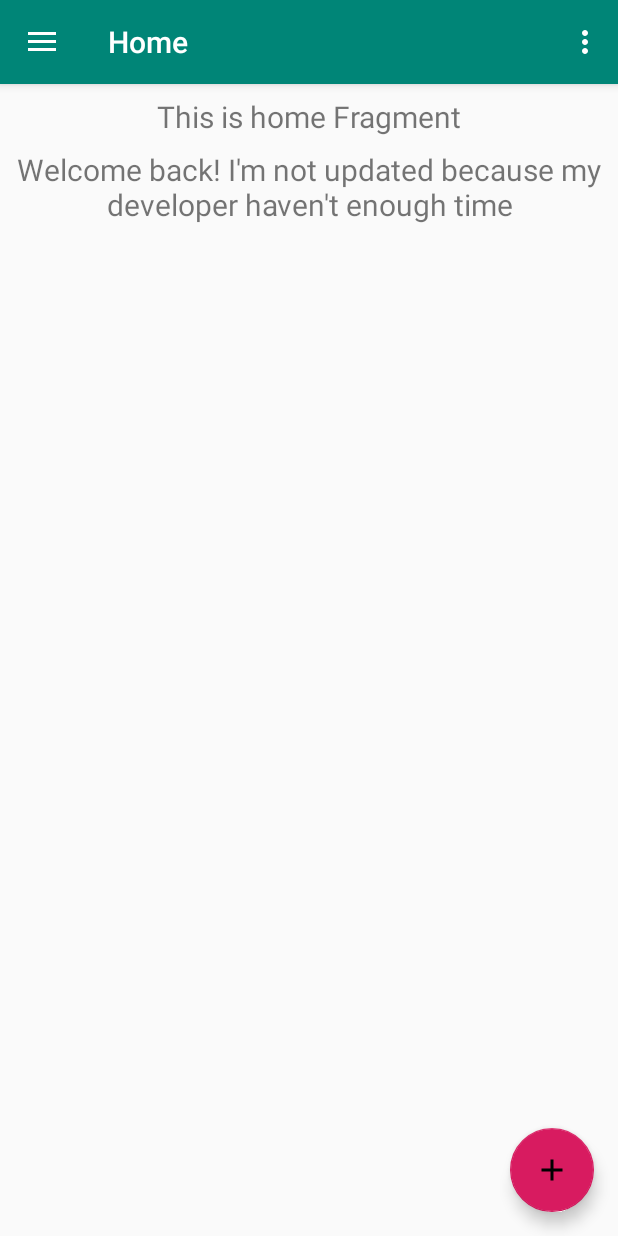
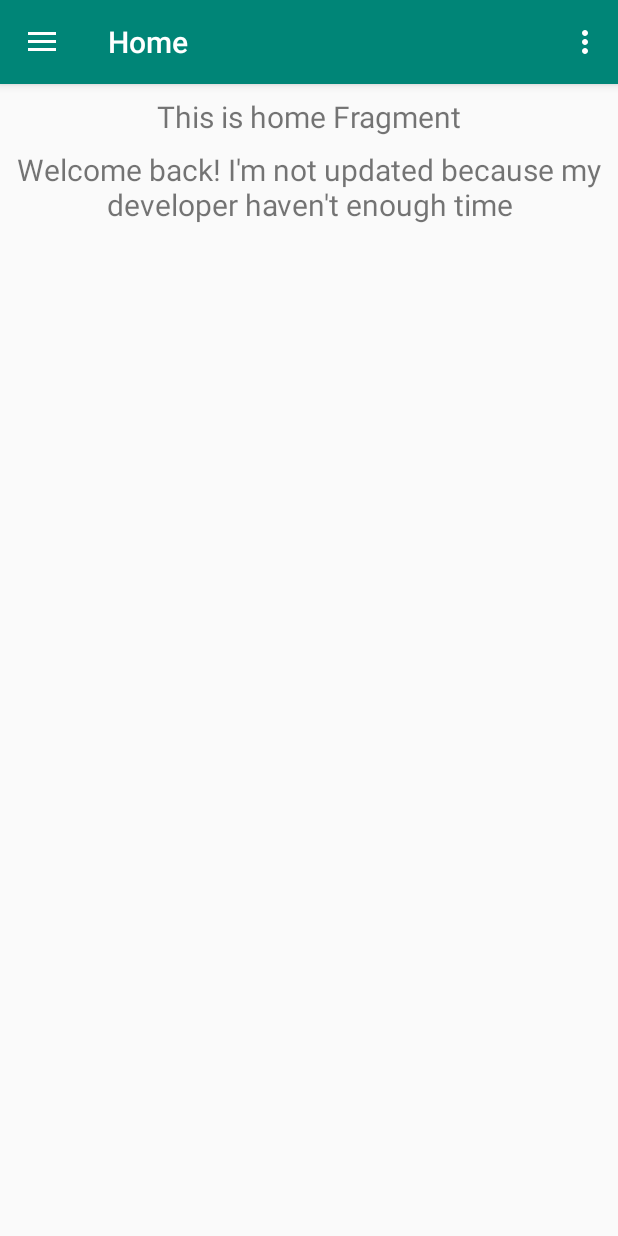
Before and after one commit to Daniele-Tentoni/FowCube, an Android app: the screen it shows after launch (MainActivity), on a phone screen of 412 x 824 dp. Run offline under Robolectric (Android 15) with nearby library versions, the phone set to English and light mode, and no system bars; our stand-ins replace navigation-ui.

Commit message:
Introduction of Dialog for new collection.

```diff
--- a/Android/app/src/main/java/it/danieletentoni/fowcube/FowCubeDatabase.kt
+++ b/Android/app/src/main/java/it/danieletentoni/fowcube/FowCubeDatabase.kt
@@ -22,7 +22,8 @@ abstract class FowCubeDatabase : RoomDatabase() {
         private val scope: CoroutineScope
     ) : RoomDatabase.Callback() {
 
-        override fun onOpen(db: SupportSQLiteDatabase) {
+        override fun onCreate(db: SupportSQLiteDatabase) {
+            super.onCreate(db)
             // Use this to populate the database whenever the app is started.
             super.onOpen(db)
             INSTANCE?.let { database ->
--- a/Android/app/src/main/java/it/danieletentoni/fowcube/MainActivity.kt
+++ b/Android/app/src/main/java/it/danieletentoni/fowcube/MainActivity.kt
@@ -1,25 +1,28 @@
 package it.danieletentoni.fowcube
 
 import android.os.Bundle
-import com.google.android.material.floatingactionbutton.FloatingActionButton
-import com.google.android.material.snackbar.Snackbar
+import android.view.Menu
+import android.view.MenuItem
+import android.view.View
+import android.widget.Toast
+import androidx.appcompat.app.AppCompatActivity
+import androidx.appcompat.widget.Toolbar
+import androidx.core.view.GravityCompat
+import androidx.drawerlayout.widget.DrawerLayout
+import androidx.fragment.app.DialogFragment
 import androidx.navigation.findNavController
 import androidx.navigation.ui.AppBarConfiguration
 import androidx.navigation.ui.navigateUp
 import androidx.navigation.ui.setupActionBarWithNavController
 import androidx.navigation.ui.setupWithNavController
-import androidx.drawerlayout.widget.DrawerLayout
+import com.google.android.material.floatingactionbutton.FloatingActionButton
 import com.google.android.material.navigation.NavigationView
-import androidx.appcompat.app.AppCompatActivity
-import androidx.appcompat.widget.Toolbar
-import android.view.Menu
-import android.view.MenuItem
-import android.widget.Toast
-import androidx.core.view.GravityCompat
+import it.danieletentoni.fowcube.ui.collections.NewCollectionFragment
+import it.danieletentoni.fowcube.viewModels.CollectionViewModel
 import kotlinx.android.synthetic.main.activity_main.*
 
 class MainActivity : AppCompatActivity(), NavigationView.OnNavigationItemSelectedListener,
-    OnListFragmentInteractionListener {
+    OnListFragmentInteractionListener, NewCollectionFragment.NoticeDialogListener {
 
     private lateinit var appBarConfiguration: AppBarConfiguration
 
@@ -29,11 +32,10 @@ class MainActivity : AppCompatActivity(), NavigationView.OnNavigationItemSelecte
         val toolbar: Toolbar = findViewById(R.id.toolbar)
         setSupportActionBar(toolbar)
 
+        // Hide the fab button for next uses.
         val fab: FloatingActionButton = findViewById(R.id.fab)
-        fab.setOnClickListener { view ->
-            Snackbar.make(view, "Replace with your own action", Snackbar.LENGTH_LONG)
-                .setAction("Action", null).show()
-        }
+        fab.visibility = View.GONE
+
         val drawerLayout: DrawerLayout = findViewById(R.id.drawer_layout)
         val navView: NavigationView = findViewById(R.id.nav_view)
         val navController = findNavController(R.id.nav_host_fragment)
@@ -83,4 +85,13 @@ class MainActivity : AppCompatActivity(), NavigationView.OnNavigationItemSelecte
     override fun onListFragmentInteraction(item: it.danieletentoni.fowcube.ui.collectioncards.dummy.DummyContent.DummyItem) {
         Toast.makeText(baseContext, R.string.app_name, Toast.LENGTH_LONG).show()
     }
+
+    override fun onDialogPositiveClick(dialog: DialogFragment) {
+        CollectionViewModel().insert()
+        TODO("not implemented") //To change body of created functions use File | Settings | File Templates.
+    }
+
+    override fun onDialogNegativeClick(dialog: DialogFragment) {
+        TODO("not implemented") //To change body of created functions use File | Settings | File Templates.
+    }
 }
--- /dev/null
+++ b/Android/app/src/main/res/drawable/ic_settings_black_24dp.xml
@@ -0,0 +1,9 @@
+<vector xmlns:android="http://schemas.android.com/apk/res/android"
+        android:width="24dp"
+        android:height="24dp"
+        android:viewportWidth="24"
+        android:viewportHeight="24">
+    <path
+        android:fillColor="#FF000000"
+        android:pathData="M19.1,12.9a2.8,2.8 0,0 0,0.1 -0.9,2.8 2.8,0 0,0 -0.1,-0.9l2.1,-1.6a0.7,0.7 0,0 0,0.1 -0.6L19.4,5.5a0.7,0.7 0,0 0,-0.6 -0.2l-2.4,1a6.5,6.5 0,0 0,-1.6 -0.9l-0.4,-2.6a0.5,0.5 0,0 0,-0.5 -0.4H10.1a0.5,0.5 0,0 0,-0.5 0.4L9.3,5.4a5.6,5.6 0,0 0,-1.7 0.9l-2.4,-1a0.4,0.4 0,0 0,-0.5 0.2l-2,3.4c-0.1,0.2 0,0.4 0.2,0.6l2,1.6a2.8,2.8 0,0 0,-0.1 0.9,2.8 2.8,0 0,0 0.1,0.9L2.8,14.5a0.7,0.7 0,0 0,-0.1 0.6l1.9,3.4a0.7,0.7 0,0 0,0.6 0.2l2.4,-1a6.5,6.5 0,0 0,1.6 0.9l0.4,2.6a0.5,0.5 0,0 0,0.5 0.4h3.8a0.5,0.5 0,0 0,0.5 -0.4l0.3,-2.6a5.6,5.6 0,0 0,1.7 -0.9l2.4,1a0.4,0.4 0,0 0,0.5 -0.2l2,-3.4c0.1,-0.2 0,-0.4 -0.2,-0.6ZM12,15.6A3.6,3.6 0,1 1,15.6 12,3.6 3.6,0 0,1 12,15.6Z"/>
+</vector>
--- /dev/null
+++ b/Android/app/src/main/res/drawable/ic_view_list_black_24dp.xml
@@ -0,0 +1,9 @@
+<vector xmlns:android="http://schemas.android.com/apk/res/android"
+        android:width="24dp"
+        android:height="24dp"
+        android:viewportWidth="24.0"
+        android:viewportHeight="24.0">
+    <path
+        android:fillColor="#FF000000"
+        android:pathData="M4,14h4v-4L4,10v4zM4,19h4v-4L4,15v4zM4,9h4L8,5L4,5v4zM9,14h12v-4L9,10v4zM9,19h12v-4L9,15v4zM9,5v4h12L21,5L9,5z"/>
+</vector>
--- a/Android/app/src/main/res/layout/fragment_collection.xml
+++ b/Android/app/src/main/res/layout/fragment_collection.xml
@@ -9,6 +9,7 @@
         android:layout_width="wrap_content"
         android:layout_height="wrap_content"
         android:layout_margin="@dimen/text_margin"
+        android:textSize="20sp"
         android:textAppearance="?attr/textAppearanceListItem" />
 
     <TextView
@@ -16,5 +17,6 @@
         android:layout_width="wrap_content"
         android:layout_height="wrap_content"
         android:layout_margin="@dimen/text_margin"
+        android:textSize="20sp"
         android:textAppearance="?attr/textAppearanceListItem" />
 </LinearLayout>
--- a/Android/app/src/main/res/menu/activity_main_drawer.xml
+++ b/Android/app/src/main/res/menu/activity_main_drawer.xml
@@ -8,15 +8,23 @@
             android:id="@+id/nav_home"
             android:icon="@drawable/ic_menu_camera"
             android:title="@string/menu_home" />
+
+        <!--<item android:title="@string/menu">
+            <menu>-->
+                <item
+                    android:id="@+id/nav_collections"
+                    android:icon="@drawable/ic_menu_share"
+                    android:title="@string/menu_collections" />
+
+        <item android:id="@+id/nav_cards"
+            android:icon="@drawable/ic_view_list_black_24dp"
+            android:title="@string/menu_cards" />
+
+        <item android:id="@+id/nav_settings"
+            android:icon="@drawable/ic_settings_black_24dp"
+            android:title="@string/menu_settings" />
+            <!--</menu>
+        </item>-->
     </group>
 
-    <item android:title="@string/menu_collections">
-        <menu>
-            <item
-                android:id="@+id/nav_collections"
-                android:icon="@drawable/ic_menu_share"
-                android:title="@string/menu_collection" />
-        </menu>
-    </item>
-
 </menu>
--- a/Android/app/src/main/res/navigation/mobile_navigation.xml
+++ b/Android/app/src/main/res/navigation/mobile_navigation.xml
@@ -17,7 +17,7 @@
     <fragment
         android:id="@+id/nav_collections"
         android:name="it.danieletentoni.fowcube.ui.collections.CollectionsFragment"
-        android:label="fragment_collection_list"
+        android:label="@string/menu_collections"
         tools:layout="@layout/fragment_collection_list" >
         <action
             android:id="@+id/action_collectionsFragment_to_collectionCardsFragment"
@@ -26,7 +26,7 @@
     <fragment
         android:id="@+id/collectionCardsFragment"
         android:name="it.danieletentoni.fowcube.ui.collectioncards.CollectionCardsFragment"
-        android:label="CollectionCardsFragment" >
+        android:label="@string/cards" >
         <argument
             android:name="collectionId"
             app:argType="string"
--- a/Android/app/src/main/res/values/strings.xml
+++ b/Android/app/src/main/res/values/strings.xml
@@ -8,11 +8,22 @@
     <string name="nav_header_desc">Navigation header</string>
     <string name="action_settings">Settings</string>
 
+    <!-- Data strings -->
+    <string name="card">Card</string>
+    <string name="cards">Cards</string>
+    <string name="collection">Collection</string>
+    <string name="collections">Collections</string>
+    <string name="dismiss">Dismiss</string>
+    <string name="name">Name</string>
+    <string name="create">Create</string>
+
+    <!-- Menu strings -->
+    <string name="menu_cards">Cards</string>
+    <string name="menu_collections">Collections</string>
     <string name="menu_home">Home</string>
-    <string name="menu_collection">Collection</string>
-    <string name="menu_collections">Collections</string>
+    <string name="menu_send">Send</string>
+    <string name="menu_settings">Settings</string>
     <string name="menu_share">Share</string>
-    <string name="menu_send">Send</string>
 
     <string name="home_welcome">Welcome back! I\'m not updated because my developer haven\'t enough time</string>
 </resources>
```
Also changed, not shown: Android/app/build.gradle (+9 -0 lines), Android/app/src/main/java/it/danieletentoni/fowcube/ui/collections/CollectionsFragment.kt (+30 -37 lines), Android/app/src/main/java/it/danieletentoni/fowcube/ui/collections/NewCollectionFragment.kt (added, +56 -0 lines), Android/app/src/main/res/layout-v26/fragment_new_collection.xml (added, +17 -0 lines), Android/app/src/main/res/layout/fragment_new_collection.xml (added, +16 -0 lines).
